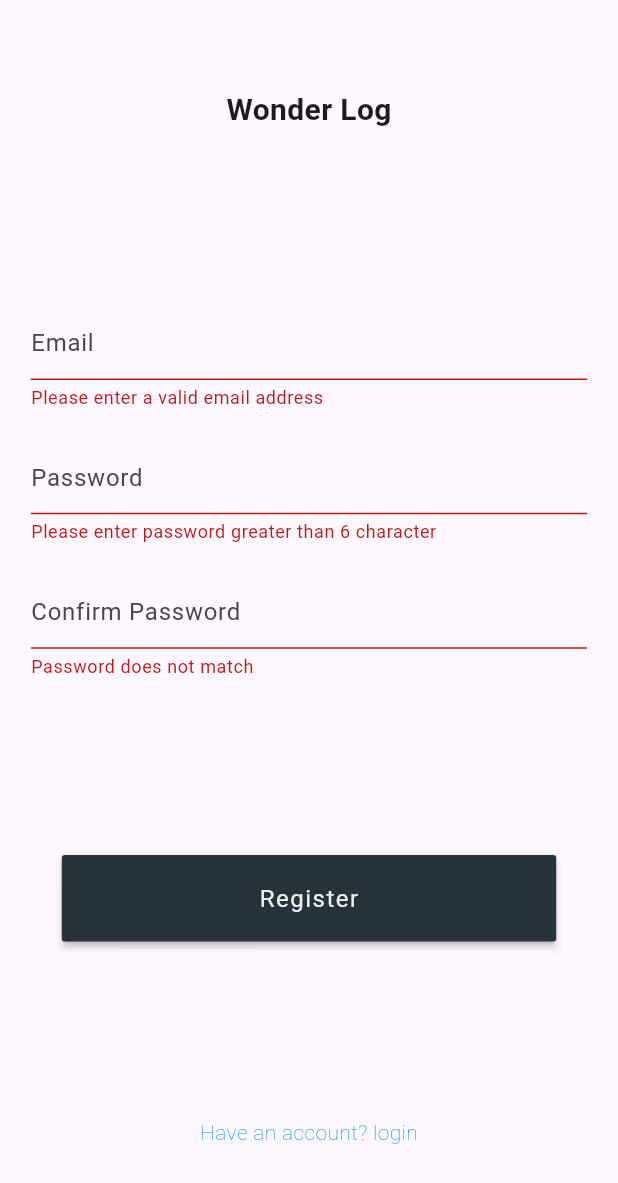
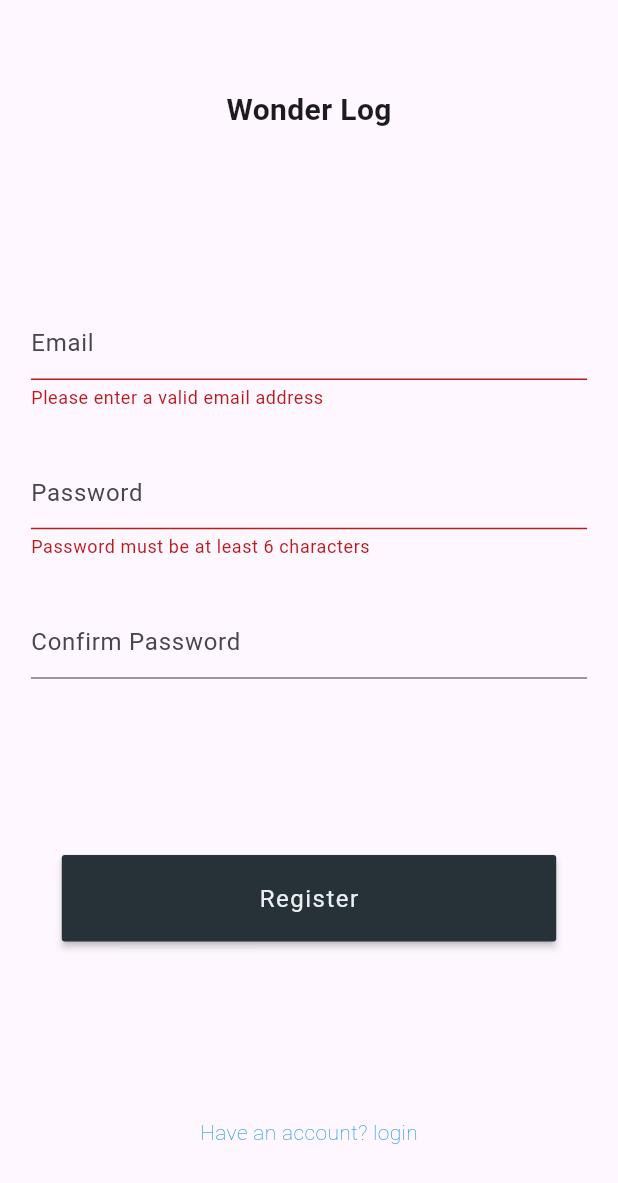
Before and after one commit to thisis-Solomon/wandar_log, a Flutter app: the SignUpPage screen opened by its route, after a tap on "Register", on a phone screen of 412 x 824 dp. Shown: the top 1183 px of the screen. Run offline on Flutter 3.47's test engine with Material 3 defaults, Android fonts, the phone set to English and light mode, and no system bars.

Commit message:
Fix email validation regex and refactor password fields in signup page

```diff
--- a/lib/pages/login_page.dart
+++ b/lib/pages/login_page.dart
@@ -75,7 +75,7 @@ class _LoginPageState extends State<LoginPage> {
       },
       validator: (value) {
         bool results = value!.contains(
-          RegExp(r'^[a-zA-Z0-9._%+-]+@[a-zA-Z0-9.-]+\.[a-zA-Z]{2,4}$'),
+          RegExp(r'^[a-zA-Z0-9._%+-]+@[a-zA-Z0-9.-]+\.[a-zA-Z]{2,}$'),
         );
         if (!results) {
           return "Please enter a valid email address";
--- a/lib/pages/signup_page.dart
+++ b/lib/pages/signup_page.dart
@@ -14,8 +14,9 @@ class _SignUpPageState extends State<SignUpPage> {
   final GlobalKey<FormState> _registerFormKey = GlobalKey<FormState>();
 
   String? _emailInput;
-  String? _firstPasswordInput;
-  String? _confirmPasswordInput;
+  final TextEditingController _passwordController = TextEditingController();
+  final TextEditingController _confirmPasswordController =
+      TextEditingController();
 
   @override
   Widget build(BuildContext context) {
@@ -34,7 +35,7 @@ class _SignUpPageState extends State<SignUpPage> {
               children: [
                 _titleWidget(),
                 _registerFormWidget(),
-                _registeButton(),
+                _registerButton(),
                 _loginTextLink(),
               ],
             ),
@@ -81,7 +82,7 @@ class _SignUpPageState extends State<SignUpPage> {
       keyboardType: TextInputType.emailAddress,
       validator: (value) {
         bool results = value!.contains(
-          RegExp(r'^[a-zA-Z0-9._%+-]+@[a-zA-Z0-9.-]+\.[a-zA-Z]{2,4}$'),
+          RegExp(r'^[a-zA-Z0-9._%+-]+@[a-zA-Z0-9.-]+\.[a-zA-Z]{2,}$'),
         );
         if (!results) {
           return "Please enter a valid email address";
@@ -93,34 +94,26 @@ class _SignUpPageState extends State<SignUpPage> {
 
   Widget _textPasswordFormField() {
     return TextFormField(
-      onSaved: (value) {
-        setState(() {
-          _firstPasswordInput = value;
-        });
-      },
+      controller: _passwordController,
       decoration: InputDecoration(hintText: "Password"),
-      keyboardType: TextInputType.emailAddress,
-      validator: (value) => value!.length > 6
+      obscureText: true,
+      validator: (value) => value != null && value.length >= 6
           ? null
-          : "Please enter password greater than 6 character",
+          : "Password must be at least 6 characters",
     );
   }
 
   Widget _confirmPasswordFormField() {
     return TextFormField(
-      onSaved: (value) {
-        setState(() {
-          _confirmPasswordInput = value;
-        });
-      },
+      controller: _confirmPasswordController,
       decoration: InputDecoration(hintText: "Confirm Password"),
-      keyboardType: TextInputType.emailAddress,
+      obscureText: true,
       validator: (value) =>
-          value! == _firstPasswordInput ? null : "Password does not match",
+          value == _passwordController.text ? null : "Passwords do not match",
     );
   }
 
-  _registeButton() {
+  _registerButton() {
     return MaterialButton(
       onPressed: () {
         if (_registerFormKey.currentState!.validate()) {
```
